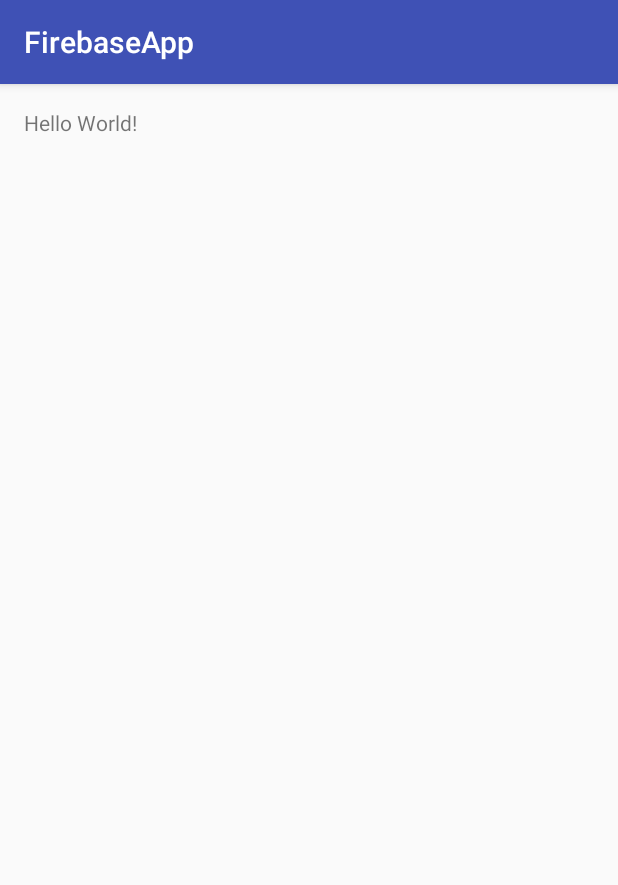
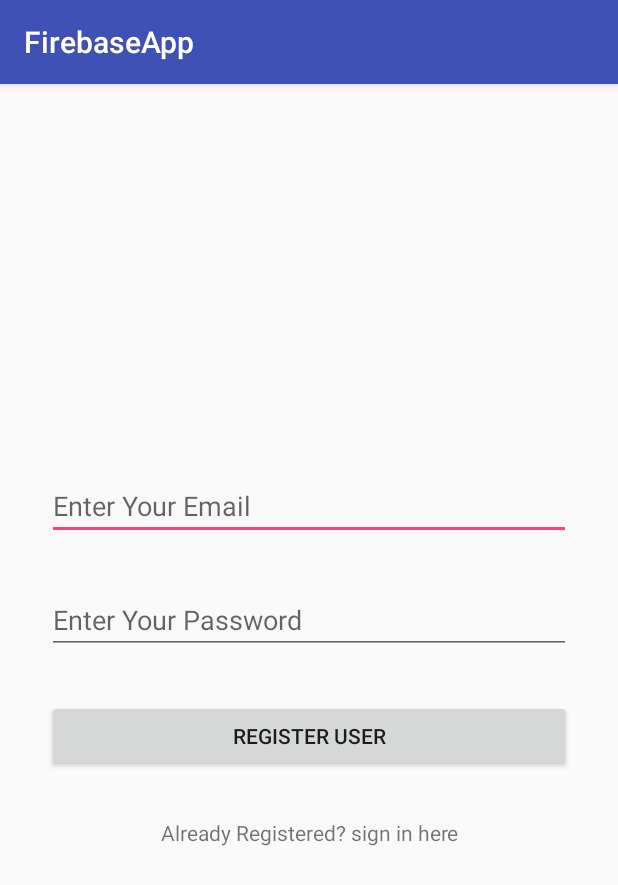
Before and after one commit to Wanaratkhamla/Hackaton, an Android app: the screen it shows after launch (MainActivity), on a phone screen of 412 x 824 dp. Shown: the top 885 px of the screen. Run offline under Robolectric (Android 15) with nearby library versions, the phone set to English and light mode, and no system bars; our stand-ins replace Firebase (no records; nobody signed in at launch, a user with empty details on screens opened directly).

Commit message:
Auth Firebase Complete

```diff
--- a/app/build.gradle
+++ b/app/build.gradle
@@ -25,5 +25,9 @@
         exclude group: 'com.android.support', module: 'support-annotations'
     })
     compile 'com.android.support:appcompat-v7:25.1.0'
+    compile 'com.google.firebase:firebase-database:10.0.1'
+    compile 'com.google.firebase:firebase-crash:10.0.1'
+    compile 'com.google.firebase:firebase-auth:10.0.1'
     testCompile 'junit:junit:4.12'
 }
+apply plugin: 'com.google.gms.google-services'
--- a/app/src/main/AndroidManifest.xml
+++ b/app/src/main/AndroidManifest.xml
@@ -1,6 +1,7 @@
 <?xml version="1.0" encoding="utf-8"?>
 <manifest xmlns:android="http://schemas.android.com/apk/res/android"
     package="com.firebaseapp.wanarat.firebaseapp">
+    <uses-permission android:name="android.permission.INTERNET" />
 
     <application
         android:allowBackup="true"
--- a/app/src/main/java/com/firebaseapp/wanarat/firebaseapp/MainActivity.java
+++ b/app/src/main/java/com/firebaseapp/wanarat/firebaseapp/MainActivity.java
@@ -1,13 +1,92 @@
 package com.firebaseapp.wanarat.firebaseapp;
 
+import android.app.ProgressDialog;
+import android.support.annotation.NonNull;
 import android.support.v7.app.AppCompatActivity;
 import android.os.Bundle;
+import android.text.TextUtils;
+import android.view.View;
+import android.widget.Button;
+import android.widget.EditText;
+import android.widget.ProgressBar;
+import android.widget.TextView;
+import android.widget.Toast;
 
-public class MainActivity extends AppCompatActivity {
+import com.google.android.gms.tasks.OnCompleteListener;
+import com.google.android.gms.tasks.Task;
+import com.google.firebase.auth.AuthResult;
+import com.google.firebase.auth.FirebaseAuth;
+import com.google.firebase.database.FirebaseDatabase;
+
+
+public class MainActivity extends AppCompatActivity implements View.OnClickListener{
+    private Button buttonRegister;
+    private EditText editTextEmail;
+    private EditText editTextPassword;
+    private TextView textViewsignup;
+
+    private ProgressDialog progressDialog;
+
+    private FirebaseAuth firebaseauth;
 
     @Override
     protected void onCreate(Bundle savedInstanceState) {
         super.onCreate(savedInstanceState);
         setContentView(R.layout.activity_main);
+
+        progressDialog = new ProgressDialog(this);
+
+        firebaseauth = FirebaseAuth.getInstance();
+
+        buttonRegister = (Button) findViewById(R.id.register);
+        editTextEmail = (EditText) findViewById(R.id.editTextEmail);
+        editTextPassword = (EditText) findViewById(R.id.editTextPassword);
+        textViewsignup = (TextView) findViewById(R.id.textViewSignin);
+        buttonRegister.setOnClickListener(this);
+        textViewsignup.setOnClickListener(this);
+    }
+
+    private void registerUser(){
+        String email = editTextEmail.getText().toString().trim();
+        String password = editTextPassword.getText().toString().trim();
+
+        if (TextUtils.isEmpty(email)){
+            //email is empty
+            Toast.makeText(this, "Please Enter your email", Toast.LENGTH_LONG).show();
+            return;
+        }
+        if (TextUtils.isEmpty(password)){
+            //password is empty
+            Toast.makeText(this, "Please Enter your Password", Toast.LENGTH_LONG).show();
+            return;
+        }
+
+        progressDialog.setMessage("Registering User ....");
+        progressDialog.show();
+
+        firebaseauth.createUserWithEmailAndPassword(email,password)
+                .addOnCompleteListener(this, new OnCompleteListener<AuthResult>() {
+                    @Override
+                    public void onComplete(@NonNull Task<AuthResult> task) {
+                        if (task.isSuccessful()){
+                            //user is success
+                            //we will start profile
+                            //right now let
+                            Toast.makeText(MainActivity.this, "Registered Successfully", Toast.LENGTH_LONG).show();
+                        }else{
+                            Toast.makeText(MainActivity.this, "Registered not Successfully", Toast.LENGTH_LONG).show();
+                        }
+                    }
+                });
+    }
+
+    @Override
+    public void onClick(View v) {
+        if (v == buttonRegister){
+            registerUser();
+        }
+        if (v == textViewsignup){
+            //will open login activity here
+        }
     }
 }
--- a/app/src/main/res/layout/activity_main.xml
+++ b/app/src/main/res/layout/activity_main.xml
@@ -10,8 +10,46 @@
     android:paddingTop="@dimen/activity_vertical_margin"
     tools:context="com.firebaseapp.wanarat.firebaseapp.MainActivity">
 
-    <TextView
-        android:layout_width="wrap_content"
+    <LinearLayout
+        android:orientation="vertical"
+        android:layout_width="match_parent"
         android:layout_height="wrap_content"
-        android:text="Hello World!" />
+        android:layout_centerHorizontal="true"
+        android:layout_centerVertical="true">
+
+        <EditText
+            android:layout_width="match_parent"
+            android:layout_height="wrap_content"
+            android:ems="10"
+            android:id="@+id/editTextEmail"
+            android:hint="Enter Your Email"
+            android:inputType="textEmailAddress"
+            android:layout_margin="15dp" />
+
+        <EditText
+            android:layout_width="match_parent"
+            android:layout_height="wrap_content"
+            android:inputType="textPassword"
+            android:ems="10"
+            android:id="@+id/editTextPassword"
+            android:hint="Enter Your Password"
+            android:layout_margin="15dp" />
+
+        <Button
+            android:text="register user"
+            android:layout_width="match_parent"
+            android:layout_height="wrap_content"
+            android:id="@+id/register"
+            android:layout_margin="15dp" />
+
+        <TextView
+            android:text="Already Registered? sign in here"
+            android:layout_width="match_parent"
+            android:layout_height="wrap_content"
+            android:id="@+id/textViewSignin"
+            android:layout_margin="15dp"
+            android:textAlignment="center" />
+
+    </LinearLayout>
+
 </RelativeLayout>
--- a/build.gradle
+++ b/build.gradle
@@ -6,6 +6,7 @@
     }
     dependencies {
         classpath 'com.android.tools.build:gradle:2.2.3'
+        classpath 'com.google.gms:google-services:3.0.0'
 
         // NOTE: Do not place your application dependencies here; they belong
         // in the individual module build.gradle files
```
Also changed, not shown: 1 other file.
